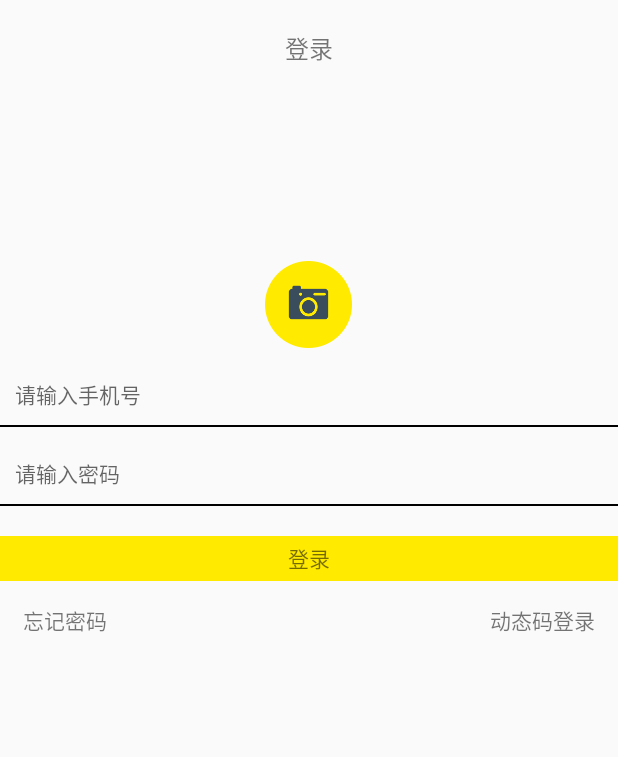
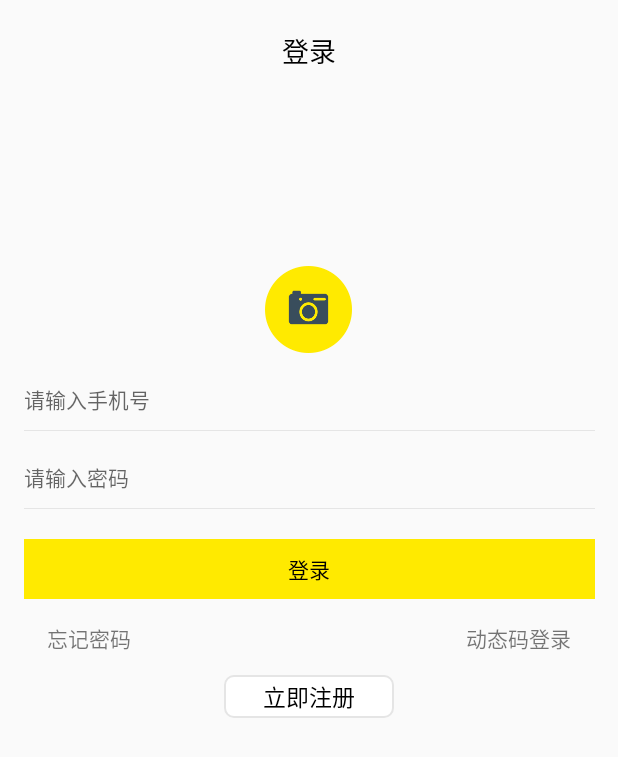
Before and after one commit to haikelei/Android-liuzhi, an Android app: the LoginActivity screen opened directly, with no data from a screen before it, on a phone screen of 412 x 824 dp. Shown: the top 757 px of the screen. Run offline under Robolectric (Android 15) with nearby library versions, the phone set to English and light mode, and no system bars; our stand-ins replace ButterKnife.

Commit message:
编写了注册界面

```diff
--- a/app/src/main/AndroidManifest.xml
+++ b/app/src/main/AndroidManifest.xml
@@ -33,6 +33,8 @@
         <activity android:name=".androidcomponents.ui.activity.ForgetPasswordActivity" />
         <!--动态码登录界面-->
         <activity android:name=".androidcomponents.ui.activity.DongStateCodeActivity" />
+        <!--注册界面-->
+        <activity android:name=".androidcomponents.ui.activity.RegistActivity"/>
 
     </application>
 
--- a/app/src/main/java/com/hykj/liuzhi/androidcomponents/ui/activity/LoginActivity.java
+++ b/app/src/main/java/com/hykj/liuzhi/androidcomponents/ui/activity/LoginActivity.java
@@ -21,6 +21,8 @@ public class LoginActivity extends BaseActivity {
     TextView mTvLoginForgetpassword;
     @BindView(R.id.tv_login_dongcode2login)
     TextView mTvLoginDongcode2login;
+    @BindView(R.id.tv_login_toregist)
+    TextView tvLoginToregist;
 
     @Override
     protected void onCreate(@Nullable Bundle savedInstanceState) {
@@ -29,7 +31,7 @@ public class LoginActivity extends BaseActivity {
         ButterKnife.bind(this);
     }
 
-    @OnClick({R.id.tv_login_forgetpassword, R.id.tv_login_dongcode2login})
+    @OnClick({R.id.tv_login_forgetpassword, R.id.tv_login_dongcode2login,R.id.tv_login_toregist})
     public void onViewClicked(View view) {
         Intent intent = null;
         switch (view.getId()) {
@@ -39,7 +41,12 @@ public class LoginActivity extends BaseActivity {
             case R.id.tv_login_dongcode2login:
                 intent = new Intent(LoginActivity.this, DongStateCodeActivity.class);
                 break;
+            case R.id.tv_login_toregist:
+                intent = new Intent(LoginActivity.this, RegistActivity.class);
+                break;
         }
         startActivity(intent);
     }
+
+
 }
--- /dev/null
+++ b/app/src/main/res/drawable/shape_button_regist_white.xml
@@ -0,0 +1,10 @@
+<?xml version="1.0" encoding="utf-8"?>
+<shape xmlns:android="http://schemas.android.com/apk/res/android"
+    android:shape="rectangle">
+
+    <solid android:color="#fff" />
+    <corners android:radius="6dp" />
+    <stroke
+        android:width="1dp"
+        android:color="@color/divider" />
+</shape>
--- a/app/src/main/res/layout/activity_login.xml
+++ b/app/src/main/res/layout/activity_login.xml
@@ -10,7 +10,8 @@
         android:layout_marginTop="20dp"
         android:gravity="center_horizontal"
         android:text="登录"
-        android:textSize="16sp" />
+        android:textColor="@color/colorPrimaryDark"
+        android:textSize="18sp" />
 
     <ImageView
         android:layout_width="wrap_content"
@@ -27,10 +28,13 @@
         android:layout_marginTop="20dp"
         android:background="@null"
         android:hint="请输入手机号"
-        android:paddingLeft="10dp"
+        android:paddingLeft="16dp"
         android:textSize="14sp" />
 
-    <View style="@style/commonDiciderStyle" />
+    <View
+        android:layout_marginLeft="16dp"
+        android:layout_marginRight="15dp"
+        style="@style/commonDiciderStyle" />
 
     <EditText
         android:id="@+id/et_login_password"
@@ -39,18 +43,24 @@
         android:layout_marginTop="20dp"
         android:background="@null"
         android:hint="请输入密码"
-        android:paddingLeft="10dp"
+        android:paddingLeft="16dp"
         android:textSize="14sp" />
 
-    <View style="@style/commonDiciderStyle" />
+    <View
+        android:layout_marginLeft="16dp"
+        android:layout_marginRight="15dp"
+        style="@style/commonDiciderStyle" />
 
 
     <TextView
         android:layout_width="match_parent"
-        android:layout_height="30dp"
+        android:layout_height="40dp"
+        android:layout_marginLeft="16dp"
+        android:layout_marginRight="15dp"
         android:layout_marginTop="20dp"
         android:background="#ffea00"
         android:gravity="center"
+        android:textColor="@color/colorPrimaryDark"
         android:text="登录" />
 
     <RelativeLayout
@@ -62,8 +72,9 @@
             android:id="@+id/tv_login_forgetpassword"
             android:layout_width="wrap_content"
             android:layout_height="wrap_content"
-            android:layout_marginLeft="15dp"
+            android:layout_marginLeft="31dp"
             android:text="忘记密码"
+
             android:textSize="14sp" />
 
         <TextView
@@ -71,9 +82,21 @@
             android:layout_width="wrap_content"
             android:layout_height="wrap_content"
             android:layout_alignParentRight="true"
-            android:layout_marginRight="15dp"
+            android:layout_marginRight="31dp"
             android:text="动态码登录"
             android:textSize="14sp" />
     </RelativeLayout>
 
+
+    <TextView
+        android:id="@+id/tv_login_toregist"
+        android:layout_width="51pt"
+        android:layout_height="13pt"
+        android:layout_gravity="center_horizontal"
+        android:layout_marginTop="15dp"
+        android:background="@drawable/shape_button_regist_white"
+        android:gravity="center"
+        android:text="立即注册"
+        android:textColor="@color/colorPrimaryDark"
+        android:textSize="15sp" />
 </LinearLayout>
--- a/app/src/main/res/values/colors.xml
+++ b/app/src/main/res/values/colors.xml
@@ -3,4 +3,5 @@
     <color name="colorPrimary">#3F51B5</color>
     <color name="colorPrimaryDark">#000000</color>
     <color name="colorAccent">#FF4081</color>
+    <color name="divider">#E5E5E5</color>
 </resources>
--- a/app/src/main/res/values/styles.xml
+++ b/app/src/main/res/values/styles.xml
@@ -9,9 +9,9 @@
     </style>
     <style name="commonDiciderStyle">
         <item name="android:layout_width">match_parent</item>
-        <item name="android:layout_height">1dp</item>
+        <item name="android:layout_height">0.8dp</item>
         <item name="android:layout_marginTop">10dp</item>
-        <item name="android:background">#000</item>
+        <item name="android:background">@color/divider</item>
     </style>
 
 </resources>
```
Also changed, not shown: app/src/main/java/com/hykj/liuzhi/androidcomponents/ui/activity/RegistActivity.java (added, +67 -0 lines), app/src/main/java/com/hykj/liuzhi/androidcomponents/utils/TitleBuilder.java (added, +82 -0 lines), app/src/main/res/drawable/shape_button_regist_oval.xml (added, +10 -0 lines), app/src/main/res/layout/activity_register.xml (added, +115 -0 lines), app/src/main/res/layout/activity_title.xml (added, +35 -0 lines), app/src/main/res/mipmap-xxhdpi/common_black_back.png (added), 6 other files.
